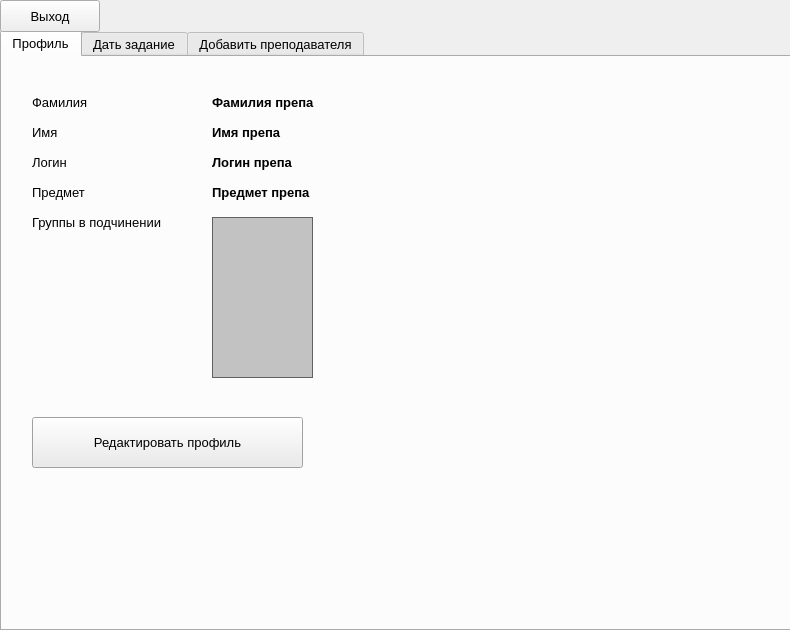
Before: the Qt Designer form TeacherDialog.ui in Knigan/DB3, drawn with Qt 5.
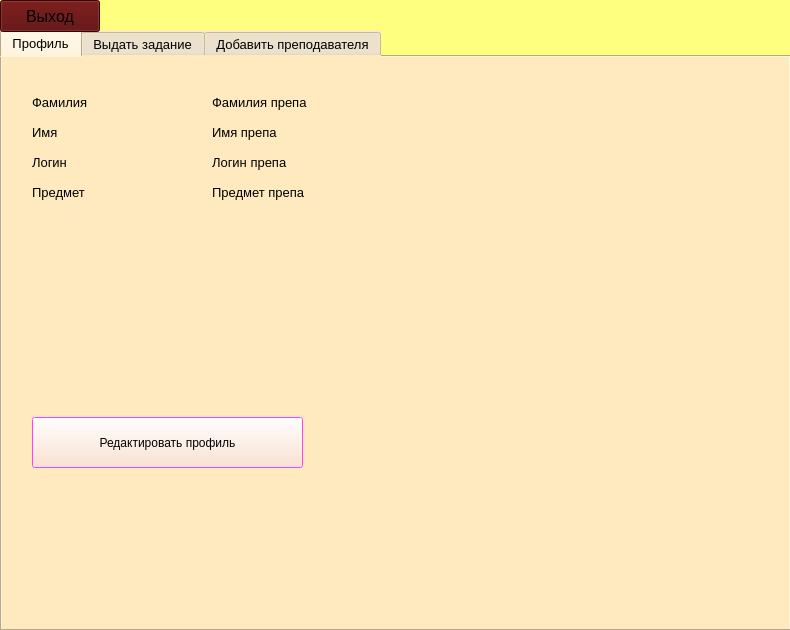
After: the same form once the commit is applied. The open tabs and pages were chosen to show the change.

```diff
--- a/TeacherDialog.ui
+++ b/TeacherDialog.ui
@@ -18,13 +18,100 @@
   </property>
   <property name="palette">
    <palette>
-    <active/>
-    <inactive/>
-    <disabled/>
+    <active>
+     <colorrole role="Button">
+      <brush brushstyle="SolidPattern">
+       <color alpha="255">
+        <red>255</red>
+        <green>255</green>
+        <blue>127</blue>
+       </color>
+      </brush>
+     </colorrole>
+     <colorrole role="Base">
+      <brush brushstyle="SolidPattern">
+       <color alpha="255">
+        <red>255</red>
+        <green>255</green>
+        <blue>127</blue>
+       </color>
+      </brush>
+     </colorrole>
+     <colorrole role="Window">
+      <brush brushstyle="SolidPattern">
+       <color alpha="255">
+        <red>255</red>
+        <green>255</green>
+        <blue>127</blue>
+       </color>
+      </brush>
+     </colorrole>
+    </active>
+    <inactive>
+     <colorrole role="Button">
+      <brush brushstyle="SolidPattern">
+       <color alpha="255">
+        <red>255</red>
+        <green>255</green>
+        <blue>127</blue>
+       </color>
+      </brush>
+     </colorrole>
+     <colorrole role="Base">
+      <brush brushstyle="SolidPattern">
+       <color alpha="255">
+        <red>255</red>
+        <green>255</green>
+        <blue>127</blue>
+       </color>
+      </brush>
+     </colorrole>
+     <colorrole role="Window">
+      <brush brushstyle="SolidPattern">
+       <color alpha="255">
+        <red>255</red>
+        <green>255</green>
+        <blue>127</blue>
+       </color>
+      </brush>
+     </colorrole>
+    </inactive>
+    <disabled>
+     <colorrole role="Button">
+      <brush brushstyle="SolidPattern">
+       <color alpha="255">
+        <red>255</red>
+        <green>255</green>
+        <blue>127</blue>
+       </color>
+      </brush>
+     </colorrole>
+     <colorrole role="Base">
+      <brush brushstyle="SolidPattern">
+       <color alpha="255">
+        <red>255</red>
+        <green>255</green>
+        <blue>127</blue>
+       </color>
+      </brush>
+     </colorrole>
+     <colorrole role="Window">
+      <brush brushstyle="SolidPattern">
+       <color alpha="255">
+        <red>255</red>
+        <green>255</green>
+        <blue>127</blue>
+       </color>
+      </brush>
+     </colorrole>
+    </disabled>
    </palette>
   </property>
   <property name="windowTitle">
-   <string>Form</string>
+   <string>Личный кабинет преподавателя</string>
+  </property>
+  <property name="styleSheet">
+   <string notr="true">background-color: rgb(255, 255, 127);</string>
   </property>
   <widget class="QTabWidget" name="tabWidget">
    <property name="geometry">
@@ -41,8 +128,8 @@
       <colorrole role="WindowText">
        <brush brushstyle="SolidPattern">
         <color alpha="255">
-         <red>0</red>
-         <green>0</green>
+         <red>255</red>
+         <green>85</green>
          <blue>0</blue>
         </color>
        </brush>
@@ -50,9 +137,9 @@
       <colorrole role="Button">
        <brush brushstyle="SolidPattern">
         <color alpha="255">
-         <red>240</red>
-         <green>240</green>
-         <blue>240</blue>
+         <red>255</red>
+         <green>234</green>
+         <blue>191</blue>
         </color>
        </brush>
       </colorrole>
@@ -95,8 +182,8 @@
       <colorrole role="Text">
        <brush brushstyle="SolidPattern">
         <color alpha="255">
-         <red>0</red>
-         <green>0</green>
+         <red>255</red>
+         <green>85</green>
          <blue>0</blue>
         </color>
        </brush>
@@ -113,8 +200,8 @@
       <colorrole role="ButtonText">
        <brush brushstyle="SolidPattern">
         <color alpha="255">
-         <red>0</red>
-         <green>0</green>
+         <red>255</red>
+         <green>85</green>
          <blue>0</blue>
         </color>
        </brush>
@@ -123,8 +210,8 @@
        <brush brushstyle="SolidPattern">
         <color alpha="255">
          <red>255</red>
-         <green>255</green>
-         <blue>255</blue>
+         <green>234</green>
+         <blue>191</blue>
         </color>
        </brush>
       </colorrole>
@@ -132,8 +219,8 @@
        <brush brushstyle="SolidPattern">
         <color alpha="255">
          <red>255</red>
-         <green>255</green>
-         <blue>255</blue>
+         <green>234</green>
+         <blue>191</blue>
         </color>
        </brush>
       </colorrole>
@@ -149,8 +236,8 @@
       <colorrole role="Highlight">
        <brush brushstyle="SolidPattern">
         <color alpha="255">
-         <red>51</red>
-         <green>153</green>
+         <red>255</red>
+         <green>0</green>
          <blue>255</blue>
         </color>
        </brush>
@@ -232,8 +319,8 @@
       <colorrole role="WindowText">
        <brush brushstyle="SolidPattern">
         <color alpha="255">
-         <red>0</red>
-         <green>0</green>
+         <red>255</red>
+         <green>85</green>
          <blue>0</blue>
         </color>
        </brush>
@@ -241,9 +328,9 @@
       <colorrole role="Button">
        <brush brushstyle="SolidPattern">
         <color alpha="255">
-         <red>240</red>
-         <green>240</green>
-         <blue>240</blue>
+         <red>255</red>
+         <green>234</green>
+         <blue>191</blue>
         </color>
        </brush>
       </colorrole>
@@ -286,8 +373,8 @@
       <colorrole role="Text">
        <brush brushstyle="SolidPattern">
         <color alpha="255">
-         <red>0</red>
-         <green>0</green>
+         <red>255</red>
+         <green>85</green>
          <blue>0</blue>
         </color>
        </brush>
@@ -304,8 +391,8 @@
       <colorrole role="ButtonText">
        <brush brushstyle="SolidPattern">
         <color alpha="255">
-         <red>0</red>
-         <green>0</green>
+         <red>255</red>
+         <green>85</green>
          <blue>0</blue>
         </color>
        </brush>
@@ -314,17 +401,17 @@
        <brush brushstyle="SolidPattern">
         <color alpha="255">
          <red>255</red>
-         <green>255</green>
-         <blue>255</blue>
+         <green>234</green>
+         <blue>191</blue>
         </color>
        </brush>
       </colorrole>
       <colorrole role="Window">
        <brush brushstyle="SolidPattern">
         <color alpha="255">
-         <red>240</red>
-         <green>240</green>
-         <blue>240</blue>
+         <red>255</red>
+         <green>234</green>
+         <blue>191</blue>
         </color>
        </brush>
       </colorrole>
@@ -340,9 +427,9 @@
       <colorrole role="Highlight">
        <brush brushstyle="SolidPattern">
         <color alpha="255">
-         <red>240</red>
-         <green>240</green>
-         <blue>240</blue>
+         <red>255</red>
+         <green>0</green>
+         <blue>255</blue>
         </color>
        </brush>
       </colorrole>
@@ -423,18 +510,18 @@
       <colorrole role="WindowText">
        <brush brushstyle="SolidPattern">
         <color alpha="255">
-         <red>120</red>
-         <green>120</green>
-         <blue>120</blue>
+         <red>255</red>
+         <green>85</green>
+         <blue>0</blue>
         </color>
        </brush>
       </colorrole>
       <colorrole role="Button">
        <brush brushstyle="SolidPattern">
         <color alpha="255">
-         <red>240</red>
-         <green>240</green>
-         <blue>240</blue>
+         <red>255</red>
+         <green>234</green>
+         <blue>191</blue>
         </color>
        </brush>
       </colorrole>
@@ -477,9 +564,9 @@
       <colorrole role="Text">
        <brush brushstyle="SolidPattern">
         <color alpha="255">
-         <red>120</red>
-         <green>120</green>
-         <blue>120</blue>
+         <red>255</red>
+         <green>85</green>
+         <blue>0</blue>
         </color>
        </brush>
       </colorrole>
@@ -495,9 +582,9 @@
       <colorrole role="ButtonText">
        <brush brushstyle="SolidPattern">
         <color alpha="255">
-         <red>120</red>
-         <green>120</green>
-         <blue>120</blue>
+         <red>255</red>
+         <green>85</green>
+         <blue>0</blue>
         </color>
        </brush>
       </colorrole>
@@ -505,8 +592,8 @@
        <brush brushstyle="SolidPattern">
         <color alpha="255">
          <red>255</red>
-         <green>255</green>
-         <blue>255</blue>
+         <green>234</green>
+         <blue>191</blue>
         </color>
        </brush>
       </colorrole>
@@ -514,8 +601,8 @@
        <brush brushstyle="SolidPattern">
         <color alpha="255">
          <red>255</red>
-         <green>255</green>
-         <blue>255</blue>
+         <green>234</green>
+         <blue>191</blue>
         </color>
        </brush>
       </colorrole>
@@ -531,8 +618,8 @@
       <colorrole role="Highlight">
        <brush brushstyle="SolidPattern">
         <color alpha="255">
-         <red>51</red>
-         <green>153</green>
+         <red>255</red>
+         <green>0</green>
          <blue>255</blue>
         </color>
        </brush>
@@ -614,13 +701,29 @@
    </property>
    <property name="font">
     <font>
+     <family>MS Shell Dlg 2</family>
      <pointsize>10</pointsize>
+     <weight>9</weight>
+     <italic>false</italic>
+     <bold>false</bold>
     </font>
    </property>
+   <property name="styleSheet">
+    <string notr="true">font: 75 10pt &quot;MS Shell Dlg 2&quot;;
+background-color: rgb(255, 234, 191);
+selection-background-color: rgb(255, 0, 255);
+
+
+
+</string>
+   </property>
    <property name="currentIndex">
     <number>2</number>
    </property>
    <widget class="QWidget" name="ProfileTab">
+    <property name="styleSheet">
+     <string notr="true"/>
+    </property>
     <attribute name="title">
      <string>Профиль</string>
     </attribute>
@@ -635,8 +738,11 @@
      </property>
      <property name="font">
       <font>
+       <family>MS Shell Dlg 2</family>
        <pointsize>10</pointsize>
-       <bold>true</bold>
+       <weight>9</weight>
+       <italic>false</italic>
+       <bold>false</bold>
       </font>
      </property>
      <property name="text">
@@ -654,8 +760,11 @@
      </property>
      <property name="font">
       <font>
+       <family>MS Shell Dlg 2</family>
        <pointsize>10</pointsize>
-       <bold>true</bold>
+       <weight>9</weight>
+       <italic>false</italic>
+       <bold>false</bold>
       </font>
      </property>
      <property name="text">
@@ -673,7 +782,11 @@
      </property>
      <property name="font">
       <font>
+       <family>MS Shell Dlg 2</family>
        <pointsize>10</pointsize>
+       <weight>9</weight>
+       <italic>false</italic>
+       <bold>false</bold>
       </font>
      </property>
      <property name="text">
@@ -691,7 +804,11 @@
      </property>
      <property name="font">
       <font>
+       <family>MS Shell Dlg 2</family>
        <pointsize>10</pointsize>
+       <weight>9</weight>
+       <italic>false</italic>
+       <bold>false</bold>
       </font>
      </property>
      <property name="text">
@@ -711,24 +828,6 @@
       <string>Редактировать профиль</string>
      </property>
     </widget>
-    <widget class="QLabel" name="teacherGroupsLabel">
-     <property name="geometry">
-      <rect>
-       <x>30</x>
-       <y>150</y>
-       <width>131</width>
-       <height>30</height>
-      </rect>
-     </property>
-     <property name="font">
-      <font>
-       <pointsize>10</pointsize>
-      </font>
-     </property>
-     <property name="text">
-      <string>Группы в подчинении</string>
-     </property>
-    </widget>
     <widget class="QLabel" name="teacherNameLable">
      <property name="geometry">
       <rect>
@@ -740,7 +839,11 @@
      </property>
      <property name="font">
       <font>
+       <family>MS Shell Dlg 2</family>
        <pointsize>10</pointsize>
+       <weight>9</weight>
+       <italic>false</italic>
+       <bold>false</bold>
       </font>
      </property>
      <property name="text">
@@ -758,606 +861,17 @@
      </property>
      <property name="font">
       <font>
+       <family>MS Shell Dlg 2</family>
        <pointsize>10</pointsize>
-       <bold>true</bold>
+       <weight>9</weight>
+       <italic>false</italic>
+       <bold>false</bold>
       </font>
      </property>
      <property name="text">
       <string>Имя препа</string>
      </property>
     </widget>
-    <widget class="QListView" name="teacherGroupsListView">
-     <property name="geometry">
-      <rect>
-       <x>210</x>
-       <y>160</y>
-       <width>101</width>
-       <height>161</height>
-      </rect>
-     </property>
-     <property name="palette">
-      <palette>
-       <active>
-        <colorrole role="WindowText">
-         <brush brushstyle="SolidPattern">
-          <color alpha="255">
-           <red>0</red>
-           <green>0</green>
-           <blue>0</blue>
-          </color>
-         </brush>
-        </colorrole>
-        <colorrole role="Button">
-         <brush brushstyle="SolidPattern">
-          <color alpha="255">
-           <red>240</red>
-           <green>240</green>
-           <blue>240</blue>
-          </color>
-         </brush>
-        </colorrole>
-        <colorrole role="Light">
-         <brush brushstyle="SolidPattern">
-          <color alpha="255">
-           <red>255</red>
-           <green>255</green>
-           <blue>255</blue>
-          </color>
-         </brush>
-        </colorrole>
-        <colorrole role="Midlight">
-         <brush brushstyle="SolidPattern">
-          <color alpha="255">
-           <red>227</red>
-           <green>227</green>
-           <blue>227</blue>
-          </color>
-         </brush>
-        </colorrole>
-        <colorrole role="Dark">
-         <brush brushstyle="SolidPattern">
-          <color alpha="255">
-           <red>160</red>
-           <green>160</green>
-           <blue>160</blue>
-          </color>
-         </brush>
-        </colorrole>
-        <colorrole role="Mid">
-         <brush brushstyle="SolidPattern">
-          <color alpha="255">
-           <red>160</red>
-           <green>160</green>
-           <blue>160</blue>
-          </color>
-         </brush>
-        </colorrole>
-        <colorrole role="Text">
-         <brush brushstyle="SolidPattern">
-          <color alpha="255">
-           <red>0</red>
-           <green>0</green>
-           <blue>0</blue>
-          </color>
-         </brush>
-        </colorrole>
-        <colorrole role="BrightText">
-         <brush brushstyle="SolidPattern">
-          <color alpha="255">
-           <red>255</red>
-           <green>255</green>
-           <blue>255</blue>
-          </color>
-         </brush>
-        </colorrole>
-        <colorrole role="ButtonText">
-         <brush brushstyle="SolidPattern">
-          <color alpha="255">
-           <red>0</red>
-           <green>0</green>
-           <blue>0</blue>
-          </color>
-         </brush>
-        </colorrole>
-        <colorrole role="Base">
-         <brush brushstyle="SolidPattern">
-          <color alpha="255">
-           <red>252</red>
-           <green>252</green>
-           <blue>252</blue>
-          </color>
-         </brush>
-        </colorrole>
-        <colorrole role="Window">
-         <brush brushstyle="SolidPattern">
-          <color alpha="255">
-           <red>255</red>
-           <green>255</green>
-           <blue>255</blue>
-          </color>
-         </brush>
-        </colorrole>
-        <colorrole role="Shadow">
-         <brush brushstyle="SolidPattern">
-          <color alpha="255">
-           <red>255</red>
-           <green>255</green>
-           <blue>255</blue>
-          </color>
-         </brush>
-        </colorrole>
-        <colorrole role="Highlight">
-         <brush brushstyle="SolidPattern">
-          <color alpha="255">
-           <red>51</red>
-           <green>153</green>
-           <blue>255</blue>
-          </color>
-         </brush>
-        </colorrole>
-        <colorrole role="HighlightedText">
-         <brush brushstyle="SolidPattern">
-          <color alpha="255">
-           <red>255</red>
-           <green>255</green>
-           <blue>255</blue>
-          </color>
-         </brush>
-        </colorrole>
-        <colorrole role="Link">
-         <brush brushstyle="SolidPattern">
-          <color alpha="255">
-           <red>0</red>
-           <green>0</green>
-           <blue>255</blue>
-          </color>
-         </brush>
-        </colorrole>
-        <colorrole role="LinkVisited">
-         <brush brushstyle="SolidPattern">
-          <color alpha="255">
-           <red>255</red>
-           <green>0</green>
-           <blue>255</blue>
-          </color>
-         </brush>
-        </colorrole>
-        <colorrole role="AlternateBase">
-         <brush brushstyle="SolidPattern">
-          <color alpha="255">
-           <red>245</red>
-           <green>245</green>
-           <blue>245</blue>
-          </color>
-         </brush>
-        </colorrole>
-        <colorrole role="NoRole">
-         <brush brushstyle="NoBrush">
-          <color alpha="255">
-           <red>0</red>
-           <green>0</green>
-           <blue>0</blue>
-          </color>
-         </brush>
-        </colorrole>
-        <colorrole role="ToolTipBase">
-         <brush brushstyle="SolidPattern">
-          <color alpha="255">
-           <red>255</red>
-           <green>255</green>
-           <blue>220</blue>
-          </color>
-         </brush>
-        </colorrole>
-        <colorrole role="ToolTipText">
-         <brush brushstyle="SolidPattern">
-          <color alpha="255">
-           <red>0</red>
-           <green>0</green>
-           <blue>0</blue>
-          </color>
-         </brush>
-        </colorrole>
-        <colorrole role="PlaceholderText">
-         <brush brushstyle="SolidPattern">
-          <color alpha="128">
-           <red>0</red>
-           <green>0</green>
-           <blue>0</blue>
-          </color>
-         </brush>
-        </colorrole>
-       </active>
-       <inactive>
-        <colorrole role="WindowText">
-         <brush brushstyle="SolidPattern">
-          <color alpha="255">
-           <red>0</red>
-           <green>0</green>
-           <blue>0</blue>
-          </color>
-         </brush>
-        </colorrole>
-        <colorrole role="Button">
-         <brush brushstyle="SolidPattern">
-          <color alpha="255">
-           <red>240</red>
-           <green>240</green>
-           <blue>240</blue>
-          </color>
-         </brush>
-        </colorrole>
-        <colorrole role="Light">
-         <brush brushstyle="SolidPattern">
-          <color alpha="255">
-           <red>255</red>
-           <green>255</green>
-           <blue>255</blue>
-          </color>
-         </brush>
-        </colorrole>
-        <colorrole role="Midlight">
-         <brush brushstyle="SolidPattern">
-          <color alpha="255">
-           <red>227</red>
-           <green>227</green>
-           <blue>227</blue>
-          </color>
-         </brush>
-        </colorrole>
-        <colorrole role="Dark">
-         <brush brushstyle="SolidPattern">
-          <color alpha="255">
-           <red>160</red>
-           <green>160</green>
-           <blue>160</blue>
-          </color>
-         </brush>
-        </colorrole>
-        <colorrole role="Mid">
-         <brush brushstyle="SolidPattern">
-          <color alpha="255">
-           <red>160</red>
-           <green>160</green>
-           <blue>160</blue>
-          </color>
-         </brush>
-        </colorrole>
-        <colorrole role="Text">
-         <brush brushstyle="SolidPattern">
-          <color alpha="255">
-           <red>0</red>
-           <green>0</green>
-           <blue>0</blue>
-          </color>
-         </brush>
-        </colorrole>
-        <colorrole role="BrightText">
-         <brush brushstyle="SolidPattern">
-          <color alpha="255">
-           <red>255</red>
-           <green>255</green>
-           <blue>255</blue>
-          </color>
-         </brush>
-        </colorrole>
-        <colorrole role="ButtonText">
-         <brush brushstyle="SolidPattern">
-          <color alpha="255">
-           <red>0</red>
-           <green>0</green>
-           <blue>0</blue>
-          </color>
-         </brush>
-        </colorrole>
-        <colorrole role="Base">
-         <brush brushstyle="SolidPattern">
-          <color alpha="255">
-           <red>194</red>
-           <green>194</green>
-           <blue>194</blue>
-          </color>
-         </brush>
-        </colorrole>
-        <colorrole role="Window">
-         <brush brushstyle="SolidPattern">
-          <color alpha="255">
-           <red>126</red>
-           <green>126</green>
-           <blue>126</blue>
-          </color>
-         </brush>
-        </colorrole>
-        <colorrole role="Shadow">
-         <brush brushstyle="SolidPattern">
-          <color alpha="255">
-           <red>105</red>
-           <green>105</green>
-           <blue>105</blue>
-          </color>
-         </brush>
-        </colorrole>
-        <colorrole role="Highlight">
-         <brush brushstyle="SolidPattern">
-          <color alpha="255">
-           <red>240</red>
-           <green>240</green>
-           <blue>240</blue>
-          </color>
-         </brush>
-        </colorrole>
-        <colorrole role="HighlightedText">
-         <brush brushstyle="SolidPattern">
-          <color alpha="255">
-           <red>0</red>
-           <green>0</green>
-           <blue>0</blue>
-          </color>
-         </brush>
-        </colorrole>
-        <colorrole role="Link">
-         <brush brushstyle="SolidPattern">
-          <color alpha="255">
-           <red>0</red>
-           <green>0</green>
-           <blue>255</blue>
-          </color>
-         </brush>
-        </colorrole>
-        <colorrole role="LinkVisited">
-         <brush brushstyle="SolidPattern">
-          <color alpha="255">
-           <red>255</red>
-           <green>0</green>
-           <blue>255</blue>
-          </color>
-         </brush>
-        </colorrole>
-        <colorrole role="AlternateBase">
-         <brush brushstyle="SolidPattern">
-          <color alpha="255">
-           <red>245</red>
-           <green>245</green>
-           <blue>245</blue>
-          </color>
-         </brush>
-        </colorrole>
-        <colorrole role="NoRole">
-         <brush brushstyle="NoBrush">
-          <color alpha="255">
-           <red>0</red>
-           <green>0</green>
-           <blue>0</blue>
-          </color>
-         </brush>
-        </colorrole>
-        <colorrole role="ToolTipBase">
-         <brush brushstyle="SolidPattern">
-          <color alpha="255">
-           <red>255</red>
-           <green>255</green>
-           <blue>220</blue>
-          </color>
-         </brush>
-        </colorrole>
-        <colorrole role="ToolTipText">
-         <brush brushstyle="SolidPattern">
-          <color alpha="255">
-           <red>0</red>
-           <green>0</green>
-           <blue>0</blue>
-          </color>
-         </brush>
-        </colorrole>
-        <colorrole role="PlaceholderText">
-         <brush brushstyle="SolidPattern">
-          <color alpha="128">
-           <red>0</red>
-           <green>0</green>
-           <blue>0</blue>
-          </color>
-         </brush>
-        </colorrole>
-       </inactive>
-       <disabled>
-        <colorrole role="WindowText">
-         <brush brushstyle="SolidPattern">
-          <color alpha="255">
-           <red>120</red>
-           <green>120</green>
-           <blue>120</blue>
-          </color>
-         </brush>
-        </colorrole>
-        <colorrole role="Button">
-         <brush brushstyle="SolidPattern">
-          <color alpha="255">
-           <red>240</red>
-           <green>240</green>
-           <blue>240</blue>
-          </color>
-         </brush>
-        </colorrole>
-        <colorrole role="Light">
-         <brush brushstyle="SolidPattern">
-          <color alpha="255">
-           <red>255</red>
-           <green>255</green>
-           <blue>255</blue>
-          </color>
-         </brush>
-        </colorrole>
-        <colorrole role="Midlight">
-         <brush brushstyle="SolidPattern">
-          <color alpha="255">
-           <red>247</red>
-           <green>247</green>
-           <blue>247</blue>
-          </color>
-         </brush>
-        </colorrole>
-        <colorrole role="Dark">
-         <brush brushstyle="SolidPattern">
-          <color alpha="255">
-           <red>160</red>
-           <green>160</green>
-           <blue>160</blue>
-          </color>
-         </brush>
-        </colorrole>
-        <colorrole role="Mid">
-         <brush brushstyle="SolidPattern">
-          <color alpha="255">
-           <red>160</red>
-           <green>160</green>
-           <blue>160</blue>
-          </color>
-         </brush>
-        </colorrole>
-        <colorrole role="Text">
-         <brush brushstyle="SolidPattern">
-          <color alpha="255">
-           <red>120</red>
-           <green>120</green>
-           <blue>120</blue>
-          </color>
-         </brush>
-        </colorrole>
-        <colorrole role="BrightText">
-         <brush brushstyle="SolidPattern">
-          <color alpha="255">
-           <red>255</red>
-           <green>255</green>
-           <blue>255</blue>
-          </color>
-         </brush>
-        </colorrole>
-        <colorrole role="ButtonText">
-         <brush brushstyle="SolidPattern">
-          <color alpha="255">
-           <red>120</red>
-           <green>120</green>
-           <blue>120</blue>
-          </color>
-         </brush>
-        </colorrole>
-        <colorrole role="Base">
-         <brush brushstyle="SolidPattern">
-          <color alpha="255">
-           <red>255</red>
-           <green>255</green>
-           <blue>255</blue>
-          </color>
-         </brush>
-        </colorrole>
-        <colorrole role="Window">
-         <brush brushstyle="SolidPattern">
-          <color alpha="255">
-           <red>255</red>
-           <green>255</green>
-           <blue>255</blue>
-          </color>
-         </brush>
-        </colorrole>
-        <colorrole role="Shadow">
-         <brush brushstyle="SolidPattern">
-          <color alpha="255">
-           <red>0</red>
-           <green>0</green>
-           <blue>0</blue>
-          </color>
-         </brush>
-        </colorrole>
-        <colorrole role="Highlight">
-         <brush brushstyle="SolidPattern">
-          <color alpha="255">
-           <red>51</red>
-           <green>153</green>
-           <blue>255</blue>
-          </color>
-         </brush>
-        </colorrole>
-        <colorrole role="HighlightedText">
-         <brush brushstyle="SolidPattern">
-          <color alpha="255">
-           <red>255</red>
-           <green>255</green>
-           <blue>255</blue>
-          </color>
-         </brush>
-        </colorrole>
-        <colorrole role="Link">
-         <brush brushstyle="SolidPattern">
-          <color alpha="255">
-           <red>0</red>
-           <green>0</green>
-           <blue>255</blue>
-          </color>
-         </brush>
-        </colorrole>
-        <colorrole role="LinkVisited">
-         <brush brushstyle="SolidPattern">
-          <color alpha="255">
-           <red>255</red>
-           <green>0</green>
-           <blue>255</blue>
-          </color>
-         </brush>
-        </colorrole>
-        <colorrole role="AlternateBase">
-         <brush brushstyle="SolidPattern">
-          <color alpha="255">
-           <red>245</red>
-           <green>245</green>
-           <blue>245</blue>
-          </color>
-         </brush>
-        </colorrole>
-        <colorrole role="NoRole">
-         <brush brushstyle="NoBrush">
-          <color alpha="255">
-           <red>0</red>
-           <green>0</green>
-           <blue>0</blue>
-          </color>
-         </brush>
-        </colorrole>
-        <colorrole role="ToolTipBase">
-         <brush brushstyle="SolidPattern">
-          <color alpha="255">
-           <red>255</red>
-           <green>255</green>
-           <blue>220</blue>
-          </color>
-         </brush>
-        </colorrole>
-        <colorrole role="ToolTipText">
-         <brush brushstyle="SolidPattern">
-          <color alpha="255">
-           <red>0</red>
-           <green>0</green>
-           <blue>0</blue>
-          </color>
-         </brush>
-        </colorrole>
-        <colorrole role="PlaceholderText">
-         <brush brushstyle="SolidPattern">
-          <color alpha="128">
-           <red>0</red>
-           <green>0</green>
-           <blue>0</blue>
-          </color>
-         </brush>
-        </colorrole>
-       </disabled>
-      </palette>
-     </property>
-     <property name="font">
-      <font>
-       <pointsize>12</pointsize>
-      </font>
-     </property>
-    </widget>
     <widget class="QLabel" name="errorProfileLable">
      <property name="geometry">
       <rect>
@@ -1385,7 +899,11 @@
      </property>
      <property name="font">
       <font>
+       <family>MS Shell Dlg 2</family>
        <pointsize>10</pointsize>
+       <weight>9</weight>
+       <italic>false</italic>
+       <bold>false</bold>
       </font>
      </property>
      <property name="text">
@@ -1403,8 +921,11 @@
      </property>
      <property name="font">
       <font>
+       <family>MS Shell Dlg 2</family>
        <pointsize>10</pointsize>
-       <bold>true</bold>
+       <weight>9</weight>
+       <italic>false</italic>
+       <bold>false</bold>
       </font>
      </property>
      <property name="text">
@@ -1414,7 +935,7 @@
    </widget>
    <widget class="QWidget" name="tab">
     <attribute name="title">
-     <string>Дать задание</string>
+     <string>Выдать задание</string>
     </attribute>
     <widget class="QLabel" name="allGroupsLabel">
      <property name="geometry">
@@ -5350,9 +4871,17 @@
    </property>
    <property name="font">
     <font>
-     <pointsize>10</pointsize>
+     <family>MS Shell Dlg 2</family>
+     <pointsize>12</pointsize>
+     <weight>9</weight>
+     <italic>false</italic>
+     <bold>false</bold>
     </font>
    </property>
+   <property name="styleSheet">
+    <string notr="true">background-color: rgb(85, 0, 0);
+font: 75 12pt &quot;MS Shell Dlg 2&quot;;</string>
+   </property>
    <property name="text">
     <string>Выход</string>
    </property>
```
Left out of the diff: 774 changed lines with no effect on the pictures.
